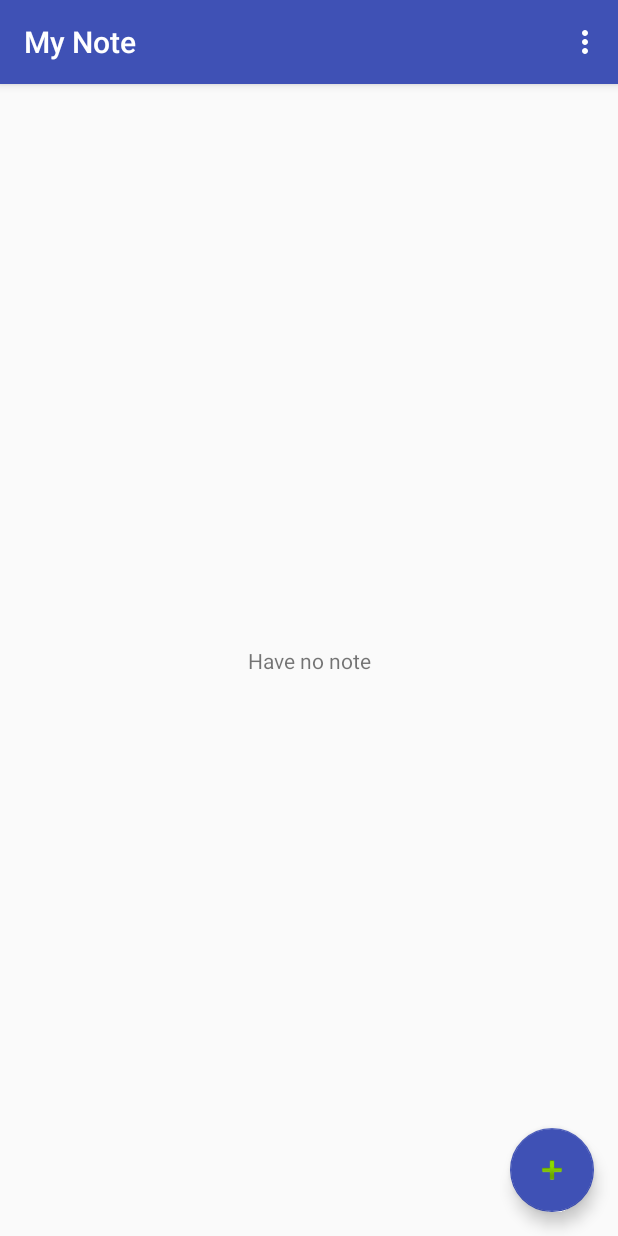
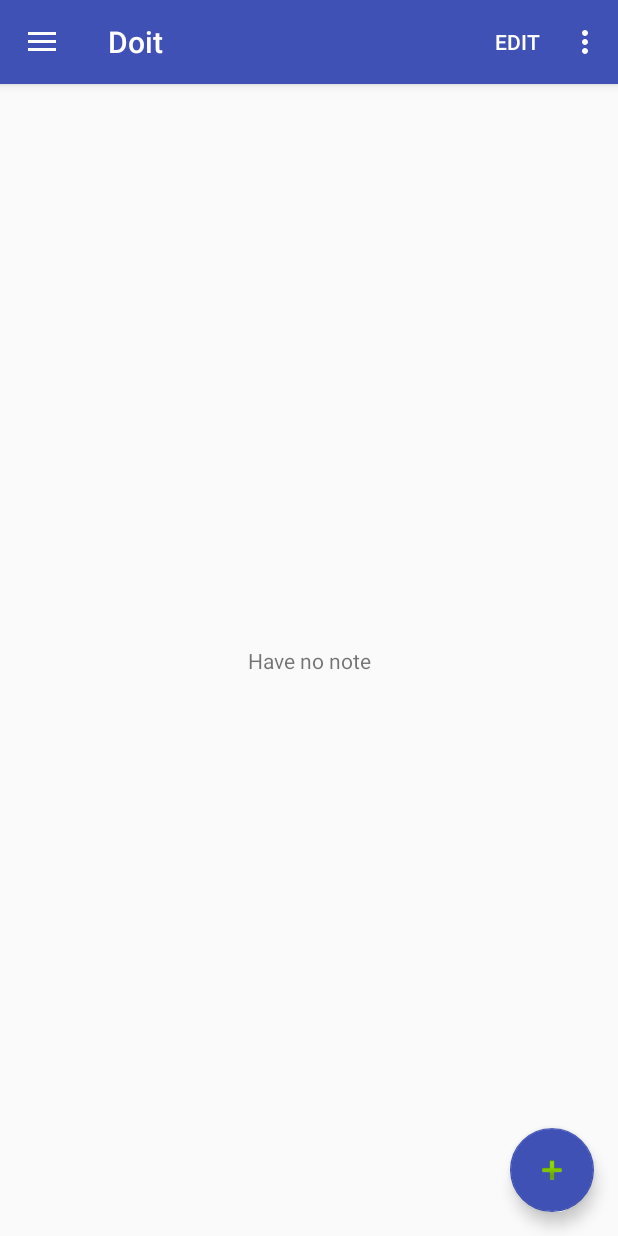
Before and after one commit to latlaj/Doit, an Android app: the screen it shows after launch (MainActivity), on a phone screen of 412 x 824 dp. Run offline under Robolectric (Android 15) with nearby library versions, the phone set to English and light mode, and no system bars.

Commit message:
added nav

```diff
--- a/app/build.gradle
+++ b/app/build.gradle
@@ -3,7 +3,7 @@ apply plugin: 'com.android.application'
 android {
     compileSdkVersion 27
     defaultConfig {
-        applicationId "com.example.a64929.mynote"
+        applicationId "team.tts.doit"
         minSdkVersion 24
         targetSdkVersion 27
         versionCode 1
@@ -27,4 +27,5 @@ dependencies {
     testImplementation 'junit:junit:4.12'
     androidTestImplementation 'com.android.support.test:runner:1.0.2'
     androidTestImplementation 'com.android.support.test.espresso:espresso-core:3.0.2'
+    implementation 'com.android.support:mediarouter-v7:27.1.1'
 }
--- a/app/src/main/java/team/tts/doit/MainActivity.java
+++ b/app/src/main/java/team/tts/doit/MainActivity.java
@@ -5,7 +5,11 @@ import android.content.Intent;
 import android.database.Cursor;
 import android.os.Bundle;
 import android.os.Vibrator;
+import android.support.annotation.NonNull;
 import android.support.design.widget.FloatingActionButton;
+import android.support.design.widget.NavigationView;
+import android.support.v4.widget.DrawerLayout;
+import android.support.v7.app.ActionBarDrawerToggle;
 import android.support.v7.app.AlertDialog;
 import android.support.v7.app.AppCompatActivity;
 import android.support.v7.widget.Toolbar;
@@ -21,7 +25,7 @@ import java.text.SimpleDateFormat;
 import java.util.ArrayList;
 import java.util.List;
 
-public class MainActivity extends AppCompatActivity {
+public class MainActivity extends AppCompatActivity implements NavigationView.OnNavigationItemSelectedListener{
     List<Note> list = new ArrayList<Note>();
     ListView listView = null;
     Data app;
@@ -48,6 +52,14 @@ public class MainActivity extends AppCompatActivity {
                 createNewNote(view);
             }
         });
+        DrawerLayout drawer = (DrawerLayout) findViewById(R.id.drawer_layout);
+        ActionBarDrawerToggle toggle = new ActionBarDrawerToggle(
+                this, drawer, toolbar, R.string.navigation_drawer_open, R.string.navigation_drawer_close);
+        drawer.addDrawerListener(toggle);
+        toggle.syncState();
+
+        NavigationView navigationView = (NavigationView) findViewById(R.id.nav_view);
+        navigationView.setNavigationItemSelectedListener(this);
         app = (Data) getApplication();
 
         listView.setOnItemClickListener(new AdapterView.OnItemClickListener() {
@@ -127,6 +139,20 @@ public class MainActivity extends AppCompatActivity {
             Intent intent = new Intent(this, SettingsActivity.class);
             startActivity(intent);
             return true;
+        }
+        if(id==R.id.action_edit){
+            listView.setChoiceMode(ListView.CHOICE_MODE_MULTIPLE);
+            MainListViewModeListener mCallback = new MainListViewModeListener();
+            startSupportActionMode(mCallback);
+            getSupportActionBar().setTitle(R.string.action_edit);
+            getSupportActionBar().setDisplayHomeAsUpEnabled(true);//左侧添加一个默认的返回图标
+            getSupportActionBar().setHomeButtonEnabled(true);
+        }
+        if(id==android.R.id.home){
+            getSupportActionBar().setTitle(R.string.app_name);
+            getSupportActionBar().setHomeButtonEnabled(false);
+            getSupportActionBar().setDisplayHomeAsUpEnabled(false);
+            listView.setChoiceMode(ListView.CHOICE_MODE_NONE);
         }
 
         return super.onOptionsItemSelected(item);
@@ -210,4 +236,10 @@ public class MainActivity extends AppCompatActivity {
             listView.setVisibility(View.GONE);
         }
     }
+
+    @SuppressWarnings("StatementWithEmptyBody")
+    @Override
+    public boolean onNavigationItemSelected(@NonNull MenuItem item) {
+        return false;
+    }
 }
--- a/app/src/main/res/layout/activity_main.xml
+++ b/app/src/main/res/layout/activity_main.xml
@@ -1,34 +1,25 @@
 <?xml version="1.0" encoding="utf-8"?>
-<android.support.design.widget.CoordinatorLayout xmlns:android="http://schemas.android.com/apk/res/android"
+<android.support.v4.widget.DrawerLayout xmlns:android="http://schemas.android.com/apk/res/android"
     xmlns:app="http://schemas.android.com/apk/res-auto"
     xmlns:tools="http://schemas.android.com/tools"
+    android:id="@+id/drawer_layout"
     android:layout_width="match_parent"
     android:layout_height="match_parent"
-    tools:context=".MainActivity">
+    android:fitsSystemWindows="true"
+    tools:openDrawer="start">
 
-    <android.support.design.widget.AppBarLayout
-        android:layout_width="match_parent"
-        android:layout_height="wrap_content"
-        android:theme="@style/AppTheme.AppBarOverlay">
+    <include
+        layout="@layout/app_bar_main"
+        android:layout_height="match_parent"
+        android:layout_width="match_parent"/>
 
-        <android.support.v7.widget.Toolbar
-            android:id="@+id/toolbar"
-            android:layout_width="match_parent"
-            android:layout_height="?android:actionBarSize"
-            android:background="?android:colorPrimary"
-            app:popupTheme="@style/AppTheme.PopupOverlay" />
+    <android.support.design.widget.NavigationView
+        android:id="@+id/nav_view"
+        android:layout_width="wrap_content"
+        android:layout_height="match_parent"
+        android:layout_gravity="start"
+        android:fitsSystemWindows="true"
+        app:headerLayout="@layout/nav_header_main"
+        app:menu="@menu/activity_main_drawer" />
 
-    </android.support.design.widget.AppBarLayout>
-
-    <include layout="@layout/content_main" />
-
-    <android.support.design.widget.FloatingActionButton
-        android:id="@+id/fab"
-        android:layout_width="wrap_content"
-        android:layout_height="wrap_content"
-        android:layout_gravity="bottom|end"
-        android:layout_margin="@dimen/fab_margin"
-        app:srcCompat="@android:drawable/ic_input_add"
-        app:backgroundTint="@color/colorPrimary" />
-
-</android.support.design.widget.CoordinatorLayout>
+</android.support.v4.widget.DrawerLayout>
--- /dev/null
+++ b/app/src/main/res/layout/app_bar_main.xml
@@ -0,0 +1,35 @@
+<?xml version="1.0" encoding="utf-8"?>
+<android.support.design.widget.CoordinatorLayout xmlns:android="http://schemas.android.com/apk/res/android"
+    xmlns:tools="http://schemas.android.com/tools"
+    xmlns:app="http://schemas.android.com/apk/res-auto"
+    android:layout_width="match_parent"
+    android:layout_height="match_parent"
+    tools:context=".MainActivity">
+
+    <android.support.design.widget.AppBarLayout
+        android:layout_width="match_parent"
+        android:layout_height="wrap_content"
+        android:theme="@style/AppTheme.AppBarOverlay">
+
+        <android.support.v7.widget.Toolbar
+            android:id="@+id/toolbar"
+            android:layout_width="match_parent"
+            android:layout_height="?attr/actionBarSize"
+            android:background="?attr/colorPrimary"
+            app:popupTheme="@style/AppTheme.PopupOverlay" />
+
+    </android.support.design.widget.AppBarLayout>
+
+    <include layout="@layout/content_main" />
+
+    <android.support.design.widget.FloatingActionButton
+        android:id="@+id/fab"
+        android:layout_width="wrap_content"
+        android:layout_height="wrap_content"
+        android:layout_gravity="bottom|end"
+        android:layout_margin="@dimen/fab_margin"
+        app:srcCompat="@android:drawable/ic_input_add"
+        app:backgroundTint="@color/colorPrimary" />
+
+
+</android.support.design.widget.CoordinatorLayout>
--- a/app/src/main/res/layout/content_main.xml
+++ b/app/src/main/res/layout/content_main.xml
@@ -24,6 +24,7 @@
         android:id="@+id/listView"
         android:layout_width="0dp"
         android:layout_height="0dp"
+        android:choiceMode="none"
         app:layout_constraintBottom_toBottomOf="parent"
         app:layout_constraintEnd_toEndOf="parent"
         app:layout_constraintStart_toStartOf="parent"
--- /dev/null
+++ b/app/src/main/res/menu/activity_main_drawer.xml
@@ -0,0 +1,32 @@
+<?xml version="1.0" encoding="utf-8"?>
+<menu xmlns:android="http://schemas.android.com/apk/res/android"
+    xmlns:tools="http://schemas.android.com/tools"
+    tools:showIn="navigation_view">
+
+    <group android:checkableBehavior="single">
+        <item
+            android:id="@+id/nav_camera"
+            android:title="Import" />
+        <item
+            android:id="@+id/nav_gallery"
+            android:title="Gallery" />
+        <item
+            android:id="@+id/nav_slideshow"
+            android:title="Slideshow" />
+        <item
+            android:id="@+id/nav_manage"
+            android:title="Tools" />
+    </group>
+
+    <item android:title="Communicate">
+        <menu>
+            <item
+                android:id="@+id/nav_share"
+                android:title="Share" />
+            <item
+                android:id="@+id/nav_send"
+                android:title="Send" />
+        </menu>
+    </item>
+
+</menu>
--- a/app/src/main/res/menu/menu_main.xml
+++ b/app/src/main/res/menu/menu_main.xml
@@ -2,6 +2,15 @@
     xmlns:app="http://schemas.android.com/apk/res-auto"
     xmlns:tools="http://schemas.android.com/tools"
     tools:context="team.tts.doit.MainActivity">
+    <item
+        android:id="@+id/action_menu_delete"
+        android:title="@string/action_menu_delete"
+        app:showAsAction="ifRoom"
+        android:visible="false"/>
+    <item
+        android:id="@+id/action_edit"
+        android:title="@string/action_edit"
+        app:showAsAction="ifRoom" />
     <item
         android:id="@+id/action_settings"
         android:orderInCategory="100"
--- a/app/src/main/res/values/dimens.xml
+++ b/app/src/main/res/values/dimens.xml
@@ -1,3 +1,7 @@
 <resources>
+    <dimen name="activity_horizontal_margin">16dp</dimen>
+    <dimen name="activity_vertical_margin">16dp</dimen>
+    <dimen name="nav_header_vertical_spacing">8dp</dimen>
+    <dimen name="nav_header_height">176dp</dimen>
     <dimen name="fab_margin">16dp</dimen>
 </resources>
--- a/app/src/main/res/values/strings.xml
+++ b/app/src/main/res/values/strings.xml
@@ -1,6 +1,8 @@
 <resources>
-    <string name="app_name">My Note</string>
+    <string name="app_name">Doit</string>
     <string name="action_settings">Settings</string>
+    <string name="action_edit">edit</string>
+    <string name="action_menu_delete">delete</string>
     <string name="default_string">Hello World</string>
     <string name="empty">Have no note</string>
     <string name="title">Title</string>
@@ -15,7 +17,8 @@
     <string name="title_activity_settings">Settings</string>
     <string name="date_format">yyyy-MM-dd HH:mm:ss</string>
     <string name="new_note_title">new note</string>
-
+    <string name="navigation_drawer_open">Open navigation drawer</string>
+    <string name="navigation_drawer_close">close navigation drawer</string>
     <!-- Strings related to Settings -->
 
     <!-- Example General settings -->
--- a/app/src/main/res/values/styles.xml
+++ b/app/src/main/res/values/styles.xml
@@ -11,6 +11,8 @@
     <style name="AppTheme.NoActionBar">
         <item name="coordinatorLayoutStyle">@style/Widget.Design.CoordinatorLayout</item>
         <item name="windowActionBar">false</item>
+        <item name="windowActionBarOverlay">true</item>
+        <item name="windowActionModeOverlay">false</item>
         <item name="windowNoTitle">true</item>
     </style>
 
--- a/build.gradle
+++ b/build.gradle
@@ -7,7 +7,7 @@ buildscript {
         jcenter()
     }
     dependencies {
-        classpath 'com.android.tools.build:gradle:3.2.0'
+        classpath 'com.android.tools.build:gradle:3.2.1'
 
 
         // NOTE: Do not place your application dependencies here; they belong
```
Also changed, not shown: app/src/main/java/team/tts/doit/CheckableLinearLayout.java (added, +50 -0 lines), app/src/main/java/team/tts/doit/MainListViewModeListener.java (added, +30 -0 lines), app/src/main/res/drawable/side_nav_bar.xml (added, +10 -0 lines), app/src/main/res/layout/list_item.xml (+7 -9 lines), app/src/main/res/layout/nav_header_main.xml (added, +37 -0 lines), app/src/main/res/xml/pref_data_sync.xml (+7 -0 lines), 4 other files.
